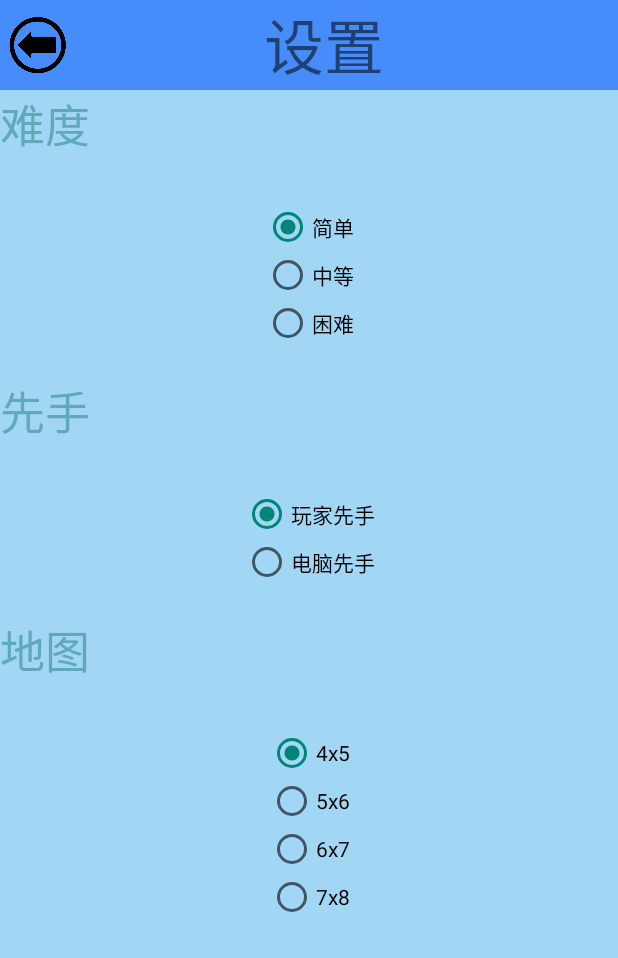
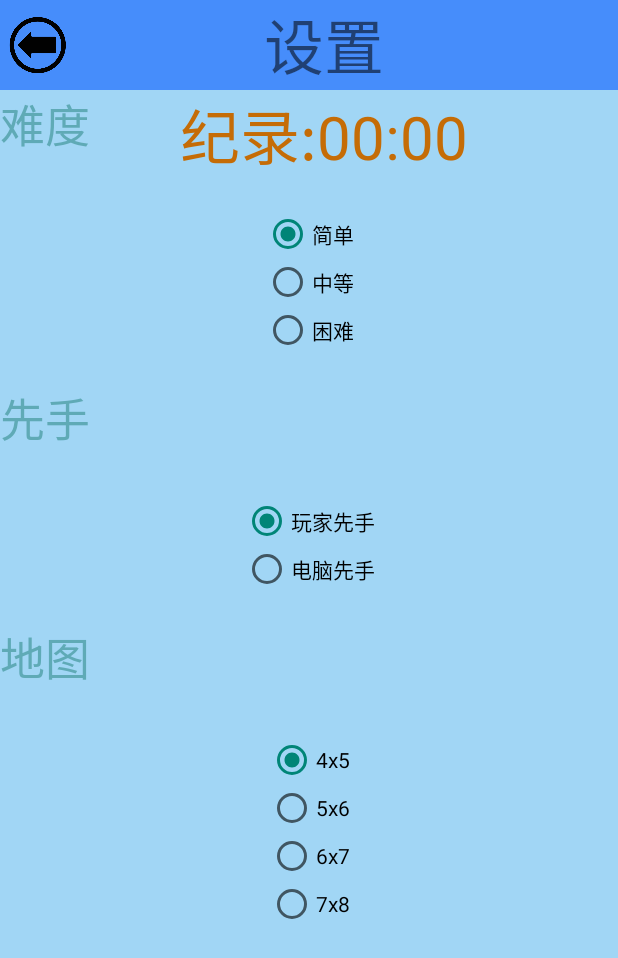
Before and after one commit to QianxiaXingyuZhihan/Number2_0, an Android app: the SetActivity screen opened directly, with no data from a screen before it, on a phone screen of 412 x 824 dp. Shown: the top 958 px of the screen. Run offline under Robolectric (Android 15) with nearby library versions, the phone set to English and light mode, and no system bars; 1 statement that could not run was skipped.

Commit message:
add new records

```diff
--- a/app/build.gradle
+++ b/app/build.gradle
@@ -9,7 +9,7 @@ android {
         minSdkVersion 14
         targetSdkVersion 21
         versionCode 1
-        versionName "2.0"
+        versionName "2.2"
     }
     buildTypes {
         release {
--- a/app/src/main/java/com/qianxia/number/SetActivity.java
+++ b/app/src/main/java/com/qianxia/number/SetActivity.java
@@ -6,6 +6,8 @@ import android.preference.*;
 import android.view.*;
 import android.widget.*;
 import android.widget.CompoundButton.*;
+import java.util.*;
+import java.text.*;
 
 public class SetActivity extends BaseActivity {
 
@@ -21,11 +23,16 @@ public class SetActivity extends BaseActivity {
 
 	private SharedPreferences pref;
 	private SharedPreferences.Editor editor;
+	private Date passTime = null;
+	private String message;
+    private SimpleDateFormat ft = new SimpleDateFormat("mm:ss");
 
+	private long record;
 	private int difficulty;
 	private int first;
 	private int map;
 
+	private TextView recordTime;
 	private RadioButton easy, medium, hard, playerFirst, computer,
 	    map20, map30, map42, map56;
 
@@ -42,6 +49,7 @@ public class SetActivity extends BaseActivity {
 			    SetActivity.this.finish();
 			}
 		});
+		recordTime = (TextView) findViewById(R.id.recordTime);
 	    easy = (RadioButton) findViewById(R.id.easy);
 		medium = (RadioButton) findViewById(R.id.medium);
 		hard = (RadioButton) findViewById(R.id.hard);
@@ -51,7 +59,7 @@ public class SetActivity extends BaseActivity {
 		map30 = (RadioButton) findViewById(R.id.map30);
 		map42 = (RadioButton) findViewById(R.id.map42);
 		map56 = (RadioButton) findViewById(R.id.map56);
-		init();
+		init();updateRecord();
 	    RadioGroup groupDifficulty = (RadioGroup) findViewById(R.id.groupDifficulty);
 	    RadioGroup groupFirst = (RadioGroup) findViewById(R.id.groupFirst);
 	    RadioGroup groupMap = (RadioGroup) findViewById(R.id.groupMap);
@@ -63,7 +71,7 @@ public class SetActivity extends BaseActivity {
 			        case R.id.easy:editor.putInt("difficulty", EASY);break;
 			        case R.id.medium:editor.putInt("difficulty", MEDIUM);break;
 			        case R.id.hard:editor.putInt("difficulty", HARD);break;
-		        }editor.apply();
+		        }editor.apply();updateRecord();
 		    }
 		});
 		groupFirst.setOnCheckedChangeListener(
@@ -73,7 +81,7 @@ public class SetActivity extends BaseActivity {
 				switch (checkedId) {
 					case R.id.playerFirst:editor.putInt("first", PLAYER);break;
 					case R.id.computerFirst:editor.putInt("first", COMPUTER);break;
-				}editor.apply();
+				}editor.apply();updateRecord();
 			}
 		});
 		groupMap.setOnCheckedChangeListener(
@@ -85,7 +93,7 @@ public class SetActivity extends BaseActivity {
 					case R.id.map30:editor.putInt("map", FIVESIX);break;
 					case R.id.map42:editor.putInt("map", SIXSEVEN);break;
 					case R.id.map56:editor.putInt("map", SEVENEIGHT);break;
-				}editor.apply();
+				}editor.apply();updateRecord();
 			}
 		});
 	}
@@ -129,4 +137,14 @@ public class SetActivity extends BaseActivity {
 		}
 	}
 
+	private void updateRecord() {
+		difficulty = pref.getInt("difficulty", EASY);
+	    first = pref.getInt("first", PLAYER);
+	    map = pref.getInt("map", FOURFIVE);
+		record = pref.getLong(String.valueOf(100*map+10*first+difficulty), 0);
+		passTime = new Date(record);
+		message = "纪录:"+ft.format(passTime);
+		recordTime.setText(message);
+	}
+
 }
--- a/app/src/main/res/layout/set.xml
+++ b/app/src/main/res/layout/set.xml
@@ -33,6 +33,12 @@
 
 	</LinearLayout>
 
+	<LinearLayout
+		android:layout_height="wrap_content"
+		android:layout_width="match_parent"
+		android:orientation="horizontal"
+		android:background="#FFA1D6F5">
+
 		<TextView
 			android:layout_height="wrap_content"
 			android:layout_width="wrap_content"
@@ -41,6 +47,17 @@
 			android:textColor="#FF5FAAB6"
 			android:layout_marginBottom="10dp"
 			android:layout_gravity="left"/>
+
+		<TextView
+			android:layout_height="wrap_content"
+			android:layout_width="wrap_content"
+			android:text="纪录:"
+			android:textColor="#FFC56C06"
+			android:textSize="40sp"
+			android:layout_marginLeft="60dp"
+			android:id="@+id/recordTime"/>
+
+	</LinearLayout>
 
 	<RadioGroup
 		android:layout_height="wrap_content"
```
Also changed, not shown: app/src/main/java/com/qianxia/number/GameActivity.java (+11 -25 lines). Lines whose indentation alone changed are shown as unchanged.
